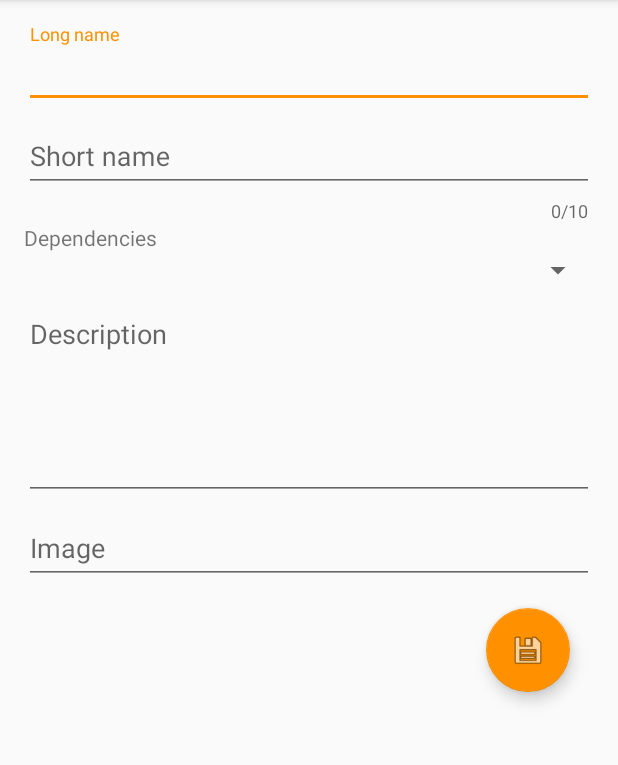
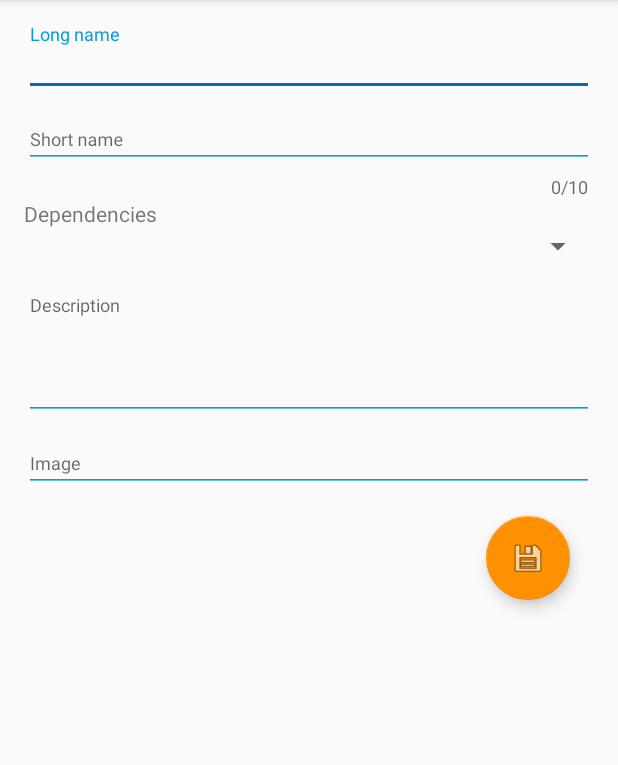
Before and after one commit to raulpb00/Bilal_Inventory, an Android app: the SectorEditActivity screen opened directly, with no data from a screen before it, on a phone screen of 412 x 824 dp, the part 84-849 px from its top. Run offline under Robolectric (Android 15) with nearby library versions, the phone set to English and light mode, and no system bars.

Commit message:
Añadida validación a SectorEditActivity.

```diff
--- a/app/src/main/java/com/example/inventory/DashBoardActivity.java
+++ b/app/src/main/java/com/example/inventory/DashBoardActivity.java
@@ -14,7 +14,6 @@ public class DashBoardActivity extends AppCompatActivity {
     Intent intent;
     MyListener listener;
 
-
     @Override
     protected void onCreate(Bundle savedInstanceState) {
         super.onCreate(savedInstanceState);
@@ -28,8 +27,6 @@ public class DashBoardActivity extends AppCompatActivity {
         btSectors = findViewById(R.id.btSectors);
         btSectors.setOnClickListener(listener);
     }
-
-    //TODO OnclickListener
 
     public class MyListener implements View.OnClickListener {
 
--- a/app/src/main/java/com/example/inventory/SectorEditActivity.java
+++ b/app/src/main/java/com/example/inventory/SectorEditActivity.java
@@ -1,25 +1,101 @@
 package com.example.inventory;
 
 import android.support.design.widget.FloatingActionButton;
+import android.support.design.widget.TextInputEditText;
+import android.support.design.widget.TextInputLayout;
 import android.support.v7.app.AppCompatActivity;
 import android.os.Bundle;
 import android.view.View;
 
+import java.util.regex.Pattern;
+
 public class SectorEditActivity extends AppCompatActivity {
 
+    public static final int SHORTNAME_MAXLENGTH = 10;
     FloatingActionButton btGuardar;
+
+    TextInputLayout tilLongName, tilShortName, tilDescription;
+    TextInputEditText tiedLongName, tiedShortName, tiedDescription;
 
     @Override
     protected void onCreate(Bundle savedInstanceState) {
         super.onCreate(savedInstanceState);
         setContentView(R.layout.activity_sector_edit);
 
-        btGuardar = findViewById(R.id.btGuardar);
+        initialize();
+
         btGuardar.setOnClickListener(new View.OnClickListener() {
             @Override
             public void onClick(View view) {
-                finish();
+                if (validate()){
+                    finish();
+                }else {
+                    //TODO Mostrar error
+                }
             }
         });
     }
+
+    private void initialize() {
+        tilLongName = findViewById(R.id.tilLongName);
+        tilShortName = findViewById(R.id.tilShortName);
+        tilDescription = findViewById(R.id.tilDescription);
+        tiedLongName = findViewById(R.id.tiedLongName);
+        tiedShortName = findViewById(R.id.tiedShortName);
+        tiedDescription = findViewById(R.id.tiedDescription);
+
+        btGuardar = findViewById(R.id.btGuardar);
+    }
+
+    /**
+     * REGLAS DE NEGOCIO
+     * Se debe comprobar que el usuario introduce los datos correctamente y
+     * cumple las siguientes reglas de negocio:
+     * -Nombre, nombre corto y descripción no pueden estar vacios.
+     * -Nombre corto solo puede tener carácteres alfabéticos.
+     * -Nombre corto debe contener de 1 a 10 carácteres.
+     */
+
+    private boolean validate() {
+        return validateName() && validateShortName() && validateDescription();
+    }
+
+    /**
+     * Comprueba que el nombre cumple las reglas de negocio.
+     * @return
+     */
+    private boolean validateName() {
+        boolean result = true;
+        if (tiedLongName.getText().toString().trim().isEmpty()){
+            tiedLongName.setError(getString(R.string.err_msg_name_empty));
+            result = false;
+        }
+        return result;
+    }
+
+    private boolean validateShortName() {
+
+        boolean result = false;
+        if (tiedShortName.getText().toString().trim().isEmpty()){
+            tiedShortName.setError(getString(R.string.err_msg_short_name_empty));
+        } else if (tiedShortName.getText().toString().trim().length() > SHORTNAME_MAXLENGTH){
+            tiedShortName.setError(getString(R.string.err_msg_short_name_too_long));
+        } else if (!Pattern.matches("^[a-zA-ZñÑ]+$", tiedShortName.getText().toString().trim())){
+            tiedShortName.setError(getString(R.string.err_msg_short_name_invalid_format));
+        } else {
+            result = true;
+        }
+        return result;
+    }
+
+    private boolean validateDescription() {
+        boolean result = true;
+        if (tiedDescription.getText().toString().trim().isEmpty()){
+            tiedDescription.setError(getString(R.string.err_msg_description_empty));
+            result = false;
+        }
+        return result;
+    }
+
+
 }
--- a/app/src/main/res/layout/activity_sector_edit.xml
+++ b/app/src/main/res/layout/activity_sector_edit.xml
@@ -11,27 +11,36 @@
     <android.support.design.widget.TextInputLayout
         android:id="@+id/tilLongName"
         android:layout_width="match_parent"
-        android:layout_height="wrap_content">
-
+        android:layout_height="wrap_content"
+        app:hintTextAppearance="@style/Widget.TextInputLayout"
+        app:errorTextAppearance="@style/Widget.TextInputLayout.Error">
+        <!--Se modifica la apariencia por defecto del EditText
+        aplicando un tema definido con los atributos controlColorNormal
+        y controlColorActivated:
+        android:theme="@style/Widget.EditText"-->
         <android.support.design.widget.TextInputEditText
             android:id="@+id/tiedLongName"
             android:layout_width="match_parent"
             android:layout_height="wrap_content"
-            android:hint="@string/edLongName" />
+            android:hint="@string/edLongName"
+            android:theme="@style/Widget.EditText.TextInputEditText" />
     </android.support.design.widget.TextInputLayout>
 
     <android.support.design.widget.TextInputLayout
-        android:id="@+id/tilShortNamed"
+        android:id="@+id/tilShortName"
         android:layout_width="match_parent"
         android:layout_height="wrap_content"
         app:counterEnabled="true"
-        app:counterMaxLength="10">
+        app:counterMaxLength="10"
+        app:hintTextAppearance="@style/Widget.TextInputLayout"
+        app:errorTextAppearance="@style/Widget.TextInputLayout.Error">
 
         <android.support.design.widget.TextInputEditText
             android:id="@+id/tiedShortName"
             android:layout_width="match_parent"
             android:layout_height="wrap_content"
-            android:hint="@string/edShortName" />
+            android:hint="@string/edShortName"
+            android:theme="@style/Widget.EditText.TextInputEditText"/>
     </android.support.design.widget.TextInputLayout>
 
     <TextView
@@ -48,7 +57,9 @@
     <android.support.design.widget.TextInputLayout
         android:id="@+id/tilDescription"
         android:layout_width="match_parent"
-        android:layout_height="wrap_content">
+        android:layout_height="wrap_content"
+        app:hintTextAppearance="@style/Widget.TextInputLayout"
+        app:errorTextAppearance="@style/Widget.TextInputLayout.Error">
 
         <android.support.design.widget.TextInputEditText
             android:id="@+id/tiedDescription"
@@ -57,19 +68,26 @@
             android:hint="@string/edDescription"
             android:lines="5"
             android:gravity="start|top"
-            android:inputType="textMultiLine"/>
+            android:inputType="textMultiLine"
+            android:theme="@style/Widget.EditText.TextInputEditText"
+            app:errorTextAppearance="@style/Widget.TextInputLayout.Error"/>
     </android.support.design.widget.TextInputLayout>
 
     <android.support.design.widget.TextInputLayout
         android:id="@+id/tilImage"
         android:layout_width="match_parent"
-        android:layout_height="wrap_content ">
+        android:layout_height="wrap_content"
+        app:hintTextAppearance="@style/Widget.TextInputLayout"
+        app:errorTextAppearance="@style/Widget.TextInputLayout.Error">
 
         <EditText
             android:id="@+id/edImage"
             android:layout_width="match_parent"
             android:layout_height="wrap_content"
-            android:hint="@string/edImage" />
+            android:hint="@string/edImage"
+            android:importantForAutofill="no"
+            android:inputType="text"
+            android:theme="@style/Widget.EditText.TextInputEditText" />
     </android.support.design.widget.TextInputLayout>
 
     <android.support.design.widget.FloatingActionButton
@@ -79,5 +97,6 @@
         android:layout_gravity="bottom|end"
         android:layout_margin="@dimen/tlDependendyEditFloatingButton"
         android:clickable="true"
-        app:srcCompat="@android:drawable/ic_menu_save" />
+        app:srcCompat="@android:drawable/ic_menu_save"
+        android:focusable="true" />
 </LinearLayout>
--- a/app/src/main/res/values/dimens.xml
+++ b/app/src/main/res/values/dimens.xml
@@ -12,5 +12,5 @@
     <dimen name="tlDependendyEditMargin">16dp</dimen>
     <dimen name="tlDependendyEditFloatingButton">16dp</dimen>
     <dimen name="ll_sector_edit_padding">16dp</dimen>
-
+    <dimen name="textSize_TextInputLayout">12sp</dimen>
 </resources>
--- /dev/null
+++ b/app/src/main/res/values/errors.xml
@@ -0,0 +1,8 @@
+<?xml version="1.0" encoding="utf-8"?>
+<resources>
+
+    <string name="err_msg_name_empty">Debe introducir un nombre.</string>
+    <string name="err_msg_short_name_empty">Debe introducir un nombre corto.</string>
+    <string name="err_msg_description_empty">Debe introducir una descripción.</string>
+    <string name="err_msg_short_name_invalid_format">Solo admite caracteres alfabéticos.</string>
+</resources>
--- a/app/src/main/res/values/strings.xml
+++ b/app/src/main/res/values/strings.xml
@@ -23,4 +23,5 @@
     <string name="tvDependendies">Dependencies</string>
     <string name="edDescription">Description</string>
     <string name="edImage">Image</string>
+    <string name="err_msg_short_name_too_long">El nombre corto no puede contener más de 10 caracteres.</string>
 </resources>
--- a/app/src/main/res/values/styles.xml
+++ b/app/src/main/res/values/styles.xml
@@ -50,5 +50,27 @@
         <item name="android:elevation">@dimen/glDashBoardMargin</item>
     </style>
 
+    <!--Estilo para cambiar la apariencia de un EditText-->
+    <style name="Widget.EditText" parent="AppTheme">
+        <item name="android:colorControlNormal">@color/colorPrimary</item>
+        <item name="android:colorControlActivated">@color/colorPrimaryDark</item>
+    </style>
+
+    <style name="Widget.TextInputLayout" parent="AppTheme">
+        <item name="android:textSize">@dimen/textSize_TextInputLayout</item>
+        <item name="android:textColor">@color/colorPrimary</item>
+    </style>
+
+    <style name="Widget.EditText.TextInputEditText" parent="AppTheme">
+        <item name="android:textSize">@dimen/textSize_TextInputLayout</item>
+        <item name="android:colorControlNormal">@color/colorPrimary</item>
+        <item name="android:colorControlActivated">@color/colorPrimaryDark</item>
+    </style>
+
+    <style name="Widget.TextInputLayout.Error">
+        <item name="android:textColor">@color/colorPrimary</item>
+        <item name="colorError">@color/bckGoogle</item>
+    </style>
+
 
 </resources>
```
